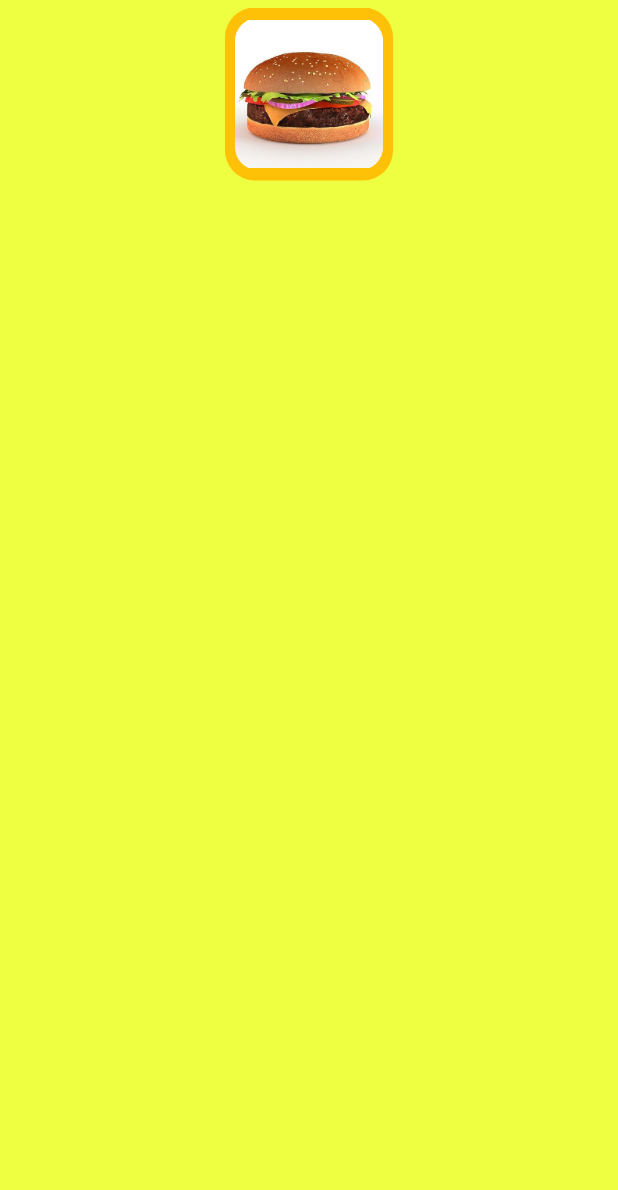
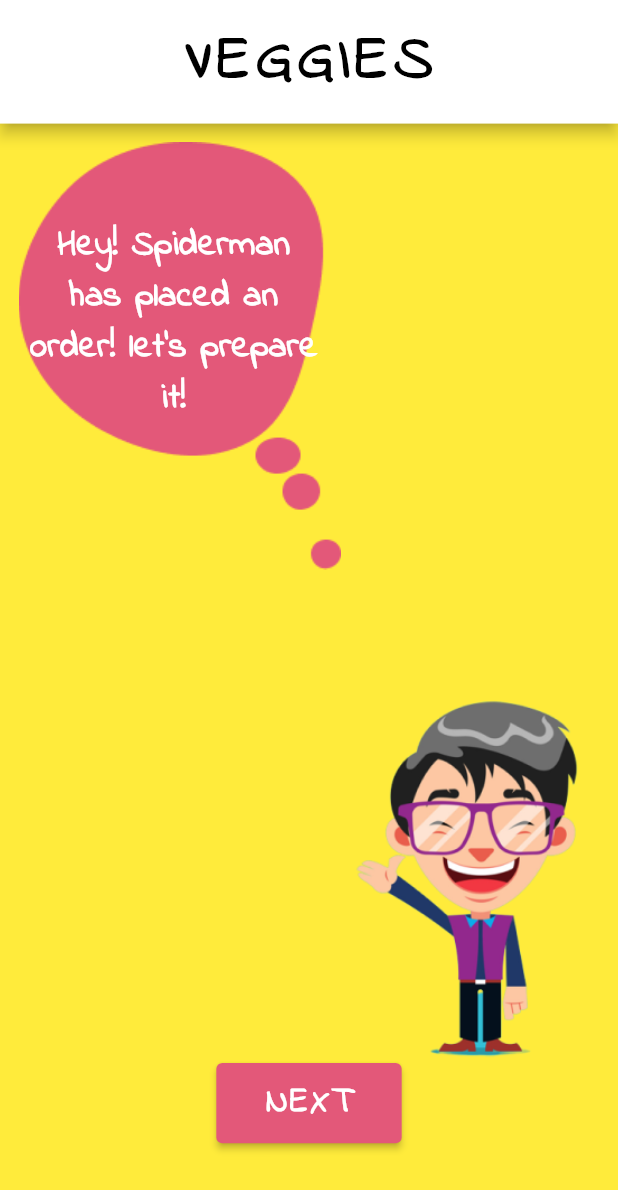
Before and after one commit to ananyayay/AR-Vegetables-Game, a Flutter app: the screen it shows after launch, after a tap on "How to Play", on a phone screen of 412 x 824 dp. Shown: the top 1190 px of the screen. Run offline on Flutter 3.47's test engine with Material 2 defaults, Android fonts, the phone set to English and light mode, and no system bars; drawn by our look-alikes of carousel_slider; missing offline and left inert: ar_flutter_plugin, arcore_flutter_plugin.

Commit message:
order page

```diff
--- a/lib/home.dart
+++ b/lib/home.dart
@@ -2,6 +2,7 @@ import 'package:flutter/src/widgets/framework.dart';
 import 'package:flutter/src/widgets/placeholder.dart';
 import 'package:flutter/material.dart';
 import 'ar_scene.dart';
+import 'order.dart';
 
 
 class Home extends StatefulWidget {
@@ -52,7 +53,7 @@ class _MyAppState extends State<Home> {
               ElevatedButton(
 
                 onPressed: () {
-                  Navigator.push(context, MaterialPageRoute (builder: (context) => ARScene()));
+                  Navigator.push(context, MaterialPageRoute (builder: (context) => Order()));
                 },
 
                 style: ElevatedButton.styleFrom(
@@ -81,7 +82,7 @@ class _MyAppState extends State<Home> {
               ElevatedButton(
 
                 onPressed: () {
-                  Navigator.push(context, MaterialPageRoute (builder: (context) => ARScene()));
+                  Navigator.push(context, MaterialPageRoute (builder: (context) => Order()));
                 },
 
                 style: ElevatedButton.styleFrom(
--- a/lib/main.dart
+++ b/lib/main.dart
@@ -1,7 +1,7 @@
 import 'package:flutter/material.dart';
 import 'home.dart';
 import 'loading.dart';
-import 'food.dart';
+import 'order.dart';
 import 'ar_scene.dart';
 
 void main() => runApp(MaterialApp(
@@ -11,6 +11,7 @@ void main() => runApp(MaterialApp(
     '/':(context) => Loading(),
     '/loading':(context) => Loading(),
     '/home':(context) => Home(),
+    '/order':(context) => Order(),
     '/fooditems':(context) => ARScene(),
   }
 ));
--- /dev/null
+++ b/lib/order.dart
@@ -0,0 +1,157 @@
+import 'package:flutter/src/widgets/framework.dart';
+import 'package:flutter/src/widgets/placeholder.dart';
+import 'package:flutter/material.dart';
+import 'ar_scene.dart';
+import 'dart:math';
+
+class Order extends StatefulWidget {
+
+  @override
+  State<Order> createState() => _MyAppState();
+}
+
+class _MyAppState extends State<Order> {
+
+  @override
+  Widget build(BuildContext context) {
+
+    double heightScreen= MediaQuery.of(context).size.height;
+    double widthScreen= MediaQuery.of(context).size.width;
+
+    var list = ["Spiderman", "The Mario", "ShinChan", "The Jumbo", "Tweety", "Doraemon", "Jerry", "Our Tom"]  ;
+    var random = Random().nextInt(5);
+
+    var person = list[random];
+
+
+    return MaterialApp(
+
+      home: Scaffold(
+        appBar: AppBar(
+          toolbarHeight: heightScreen*0.1,
+
+          title: Text(
+            "VEGGIES",
+            style: TextStyle(
+              fontFamily: "Indie",
+              fontWeight: FontWeight.w900,
+              fontSize: widthScreen*0.1,
+              letterSpacing: widthScreen*0.01
+            ),
+          ),
+          centerTitle: true,
+          backgroundColor: Colors.white,
+          foregroundColor: Colors.black,
+        ),
+        backgroundColor: Colors.yellow,
+
+        body: Container(
+          child: Column(
+
+            // mainAxisAlignment: MainAxisAlignment.center,
+
+            children: <Widget>[
+
+
+
+              Container(
+                alignment: Alignment.topLeft,
+                // color: Colors.blueAccent,
+
+                width: widthScreen,
+                height: 0.46*heightScreen,
+
+
+                child: Stack(
+
+                  children: <Widget>[
+                    Padding(
+                      padding:  EdgeInsets.all(0.03*widthScreen),
+                      child: Image(
+
+                        image: AssetImage("assets/images/dialogue.png"),
+                        width: 760,
+                        alignment: Alignment.topLeft,
+                      ),
+                    ),
+
+
+                    Padding(
+                      padding: const EdgeInsets.fromLTRB(20, 65, 200,20),
+
+                      // padding: const EdgeInsets.all(0.0),
+
+                      child: Container(
+                        alignment: Alignment.topLeft,
+                        child: Text(
+                          "Hey! $person has placed an order! let's prepare it!",
+                          textAlign: TextAlign.center,
+
+                          style: TextStyle(
+                            letterSpacing: 0.4,
+                            fontSize: widthScreen*0.056,
+                            fontWeight: FontWeight.bold,
+                            fontFamily: 'Indie',
+                            color: Colors.white,
+
+                          ),
+                          ),
+                      ),
+                    ),
+
+
+                  ],
+                ),
+
+              ),
+
+              Image(
+
+                image: AssetImage("assets/images/guy.png"),
+                width: 0.45*heightScreen,
+                height: 0.3*heightScreen,
+                // alignment: Alignment(2, ),
+                alignment: Alignment.bottomRight,
+              ),
+
+              ElevatedButton(
+
+                onPressed: () {
+                  Navigator.push(context, MaterialPageRoute (builder: (context) => ARScene()));
+                },
+
+                style: ElevatedButton.styleFrom(
+                  backgroundColor: const Color(0xFFE35879),
+                  fixedSize: Size( widthScreen*0.3, heightScreen*0.065),
+
+                ),
+
+                child: Text(
+                  "NEXT",
+
+                  style: TextStyle(
+
+                    letterSpacing: 2.0,
+                    fontSize: widthScreen*0.055,
+                    fontWeight: FontWeight.bold,
+                    fontFamily: 'Indie',
+                  ),
+
+                ),
+
+
+              ),
+
+
+
+
+            ],
+          ),
+        ),
+      ),
+      //DEBUGBANNER FALSE NOT WORKINGGGGGGG
+      debugShowCheckedModeBanner: false,
+    );
+
+  }
+}
```
Also changed, not shown: assets/images/dialogue.png (added), assets/images/guy.png (added).
